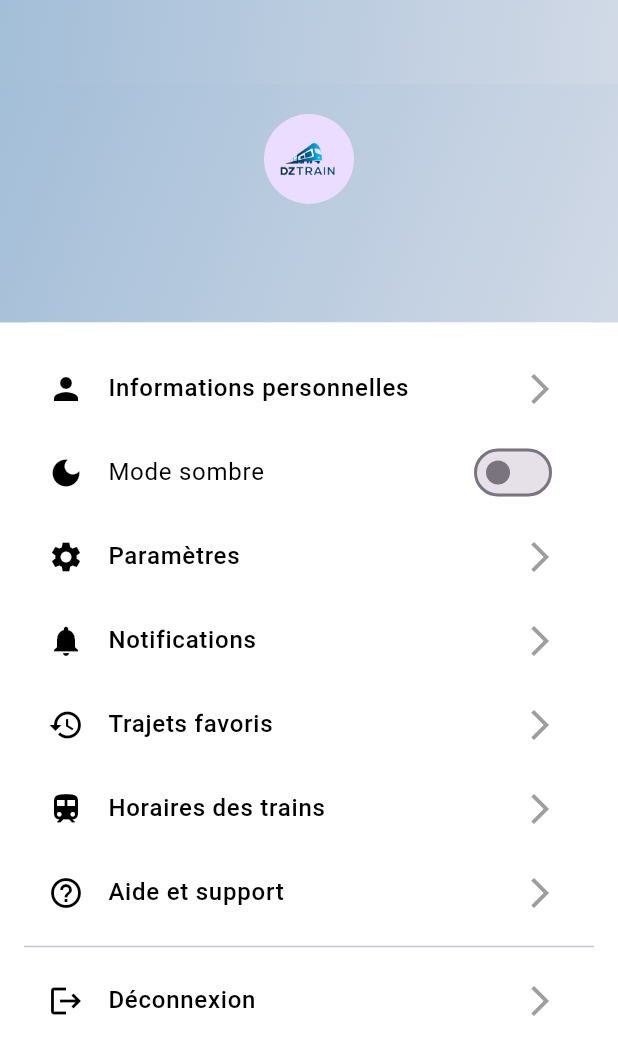
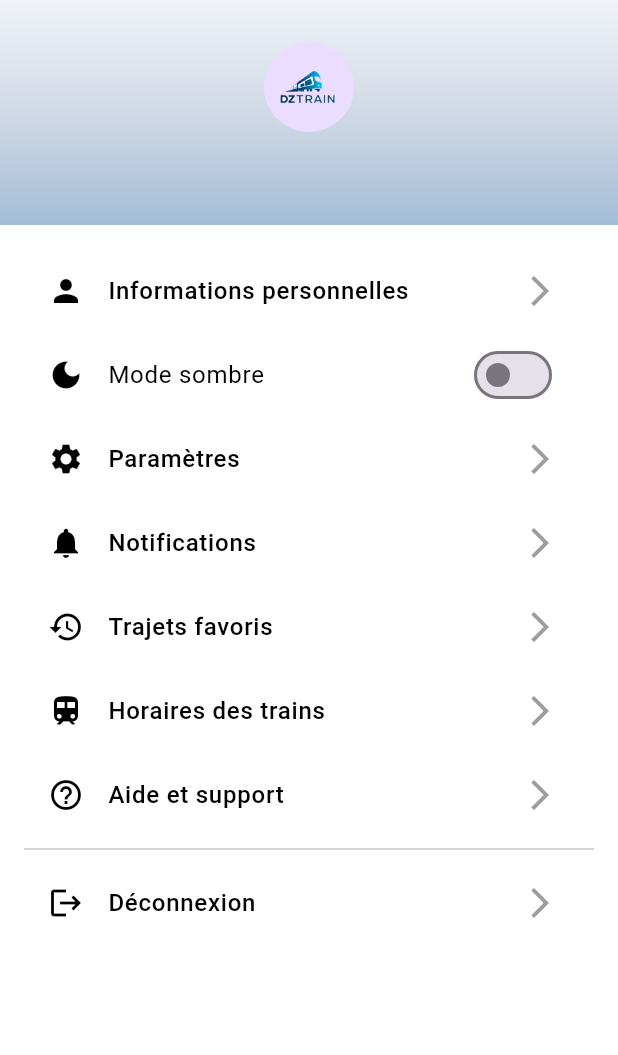
Before and after one commit to ZoukhMeriem/test, a Flutter app: the ProfilePage screen opened directly with empty values, on a phone screen of 412 x 824 dp. Shown: the top 1055 px of the screen. Run offline on Flutter 3.47's test engine with Material 3 defaults, Android fonts, the phone set to English and light mode, and no system bars; our stand-ins replace animated_text_kit, cloud_firestore, dio, firebase_auth, firebase_core, firebase_storage and 9 more; missing offline and left inert: dialog_flowtter; accounts and stored records are empty; generated files the repository leaves out were written again; project files that could hold a hidden picture were left out.

Commit message:
Update compte_screen.dart

```diff
--- a/appdz5/lib/compte/compte_screen.dart
+++ b/appdz5/lib/compte/compte_screen.dart
@@ -1,6 +1,6 @@
 import 'package:cloud_firestore/cloud_firestore.dart';
 import 'package:flutter/material.dart';
-import 'package:flutter_gen/gen_l10n/app_localizations.dart'; // Ne pas oublier la localisation
+import 'package:flutter_gen/gen_l10n/app_localizations.dart';
 import 'package:shared_preferences/shared_preferences.dart';
 import '../main.dart';
 import 'user_info_page.dart';
@@ -35,11 +35,10 @@ class _ProfilePageState extends State<ProfilePage> {
 
   final Color primaryColor = const Color(0xFF1E1E1E);
 
-
   final List<Color> gradientColors = [
+    Color(0xFFF0F4F8),
+    Color(0xFFD1D9E6),
     Color(0xFFA3BED8),
-    Color(0xFFD1D9E6) ,
-
   ];
 
   final Color iconColor = Colors.black;
@@ -120,29 +119,47 @@ class _ProfilePageState extends State<ProfilePage> {
 
     return Scaffold(
       backgroundColor: isDark ? Colors.black : Colors.white,
-      appBar: PreferredSize(
-        preferredSize: Size.fromHeight(kToolbarHeight),
-        child: AppBar(
+      appBar: AppBar(
         automaticallyImplyLeading: false,
         elevation: 0,
-          backgroundColor: Colors.transparent, // Important pour le dégradé
         flexibleSpace: Container(
           decoration: BoxDecoration(
             gradient: LinearGradient(
               colors: gradientColors,
-                begin: Alignment.topLeft,
-                end: Alignment.bottomRight,
+              begin: Alignment.topCenter, // ← Verticale
+              end: Alignment.bottomCenter,
             ),
           ),
         ),
+        toolbarHeight: 150,
+        title: Column(
+          children: [
+            const SizedBox(height: 20),
+            const CircleAvatar(
+              radius: 30,
+              backgroundImage: AssetImage('assets/images/logo3.png'),
+            ),
+            const SizedBox(height: 10),
+            Text(
+              userData?['username'] ?? local.unknownName,
+              style: TextStyle(
+                color: primaryColor,
+                fontSize: 20,
+                fontWeight: FontWeight.bold,
               ),
             ),
-
-      body: Column(
-        children: [
-          _buildHeader(isDark, local),
-          Expanded(
-            child: Container(
+            Text(
+              userData?['email'] ?? local.unknownEmail,
+              style: TextStyle(
+                color: Colors.black,
+                fontSize: 14,
+              ),
+            ),
+          ],
+        ),
+        centerTitle: true,
+      ),
+      body: Container(
         decoration: BoxDecoration(
           gradient: LinearGradient(
             colors: isDark
@@ -150,10 +167,6 @@ class _ProfilePageState extends State<ProfilePage> {
                 : [Colors.white, Colors.white],
             begin: Alignment.topLeft,
             end: Alignment.bottomRight,
-                ),
-                borderRadius: const BorderRadius.only(
-                  topLeft: Radius.circular(20),
-                  topRight: Radius.circular(20),
           ),
         ),
         child: ListView(
@@ -206,7 +219,8 @@ class _ProfilePageState extends State<ProfilePage> {
             _buildListTile(Icons.history, local.favoriteTrips, () {
               Navigator.push(
                 context,
-                      MaterialPageRoute(builder: (context) => const HistoriqueTrajetsPage()),
+                MaterialPageRoute(
+                    builder: (context) => const HistoriqueTrajetsPage()),
               );
             }, isDark),
             _buildListTile(Icons.train, local.trainSchedules, () {
@@ -228,7 +242,8 @@ class _ProfilePageState extends State<ProfilePage> {
                 builder: (context) => AlertDialog(
                   title: Text(
                     local.logout,
-                          style: TextStyle(color: isDark ? Colors.white : Colors.black),
+                    style:
+                    TextStyle(color: isDark ? Colors.white : Colors.black),
                   ),
                   content: Text(local.logoutConfirmation),
                   actions: [
@@ -250,51 +265,11 @@ class _ProfilePageState extends State<ProfilePage> {
           ],
         ),
       ),
-          ),
-        ],
-      ),
     );
   }
 
-  Widget _buildHeader(bool isDark, AppLocalizations local) {
-    return Container(
-      width: double.infinity,
-      padding: const EdgeInsets.symmetric(vertical: 20),
-      decoration: BoxDecoration(
-        gradient: LinearGradient(
-          colors: gradientColors,
-          begin: Alignment.topLeft,
-          end: Alignment.bottomRight,
-        ),
-      ),
-      child: Column(
-        children: [
-          const CircleAvatar(
-            radius: 30,
-            backgroundImage: AssetImage('assets/images/logo3.png'),
-          ),
-          const SizedBox(height: 10),
-          Text(
-            userData?['username'] ?? local.unknownName,
-            style: TextStyle(
-              color: isDark ? Colors.white : primaryColor,
-              fontSize: 20,
-              fontWeight: FontWeight.bold,
-            ),
-          ),
-          Text(
-            userData?['email'] ?? local.unknownEmail,
-            style: TextStyle(
-              color: isDark ? Colors.white70 : Colors.black,
-              fontSize: 14,
-            ),
-          ),
-        ],
-      ),
-    );
-  }
-
-  Widget _buildListTile(IconData icon, String title, VoidCallback onTap, bool isDark) {
+  Widget _buildListTile(
+      IconData icon, String title, VoidCallback onTap, bool isDark) {
     return ListTile(
       leading: Icon(icon, color: iconColor),
       title: Text(
@@ -305,7 +280,8 @@ class _ProfilePageState extends State<ProfilePage> {
           color: isDark ? Colors.white : Colors.black,
         ),
       ),
-      trailing: Icon(Icons.arrow_forward_ios, color: isDark ? Colors.white54 : Colors.grey),
+      trailing:
+      Icon(Icons.arrow_forward_ios, color: isDark ? Colors.white54 : Colors.grey),
       onTap: onTap,
     );
   }
```
Lines whose indentation alone changed are shown as unchanged.
